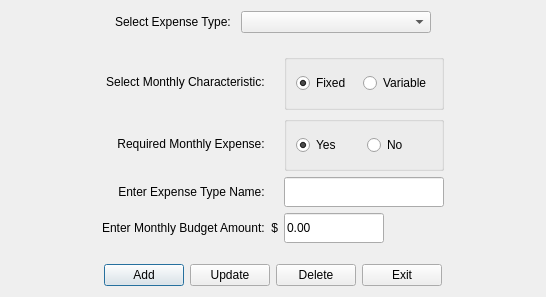
This is CashFlowManager/addexpensetypedialog.ui in epw7856/CashFlowManager as Qt 5 draws it before an edit. The edited form follows.
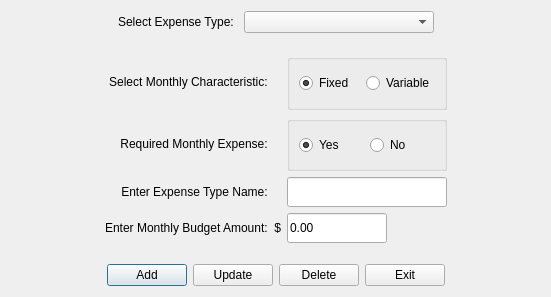
This is the edited form.

Commit message: Updated dialogs to reset after adding types or transactions. Also standardized dialog widths.

The edit to the form file:
```diff
--- a/CashFlowManager/addexpensetypedialog.ui
+++ b/CashFlowManager/addexpensetypedialog.ui
@@ -9,7 +9,7 @@
    <rect>
     <x>0</x>
     <y>0</y>
-    <width>546</width>
+    <width>551</width>
     <height>297</height>
    </rect>
   </property>
```
The commit also changes 14 other files.
